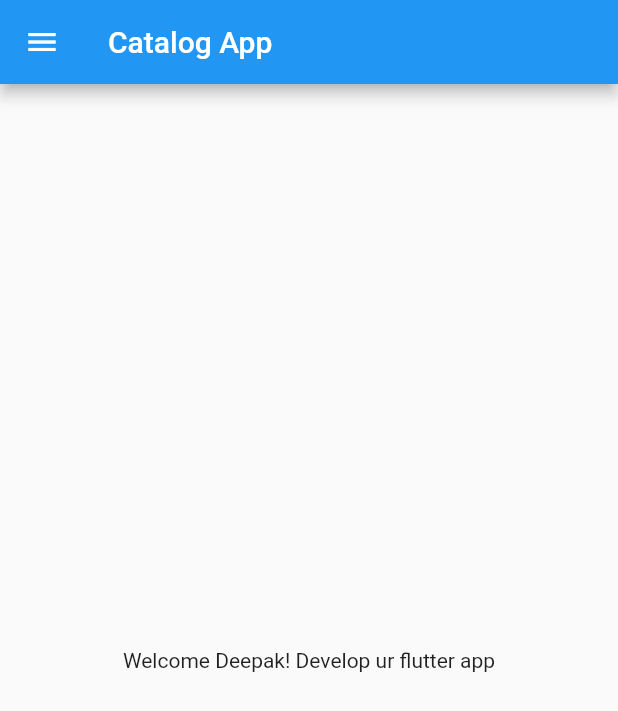
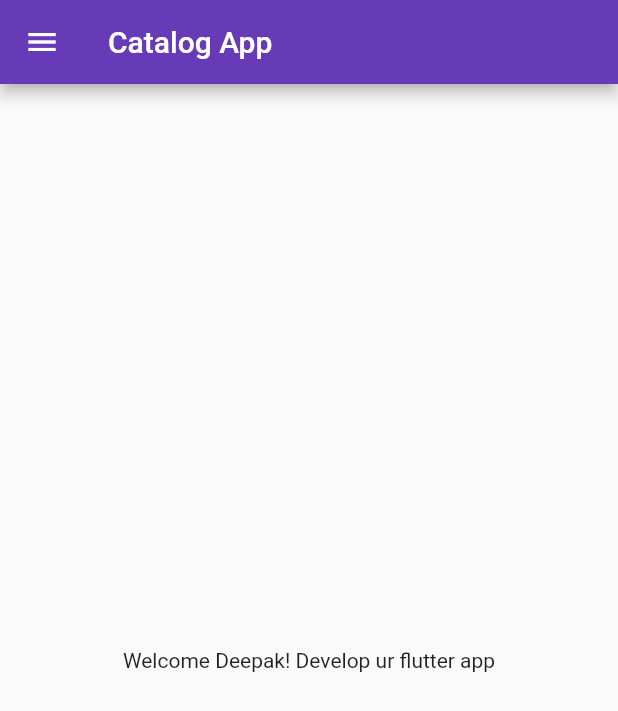
Before and after one commit to Deepakgarg2309/Catalog_app, a Flutter app: the screen it shows after launch, on a phone screen of 412 x 824 dp. Shown: the top 711 px of the screen. Run offline on Flutter 3.47's test engine with Material 2 defaults, Android fonts, the phone set to English and light mode, and no system bars.

Commit message:
Day 3 completed!

```diff
--- a/lib/main.dart
+++ b/lib/main.dart
@@ -1,17 +1,34 @@
+import 'package:catalog_app/login_page.dart';
 import 'package:catalog_app/home_page.dart';
 import 'package:flutter/material.dart';
+
+import 'home_page.dart';
 
 void main(){
   runApp(MyApp());
 }
 
 class MyApp extends StatelessWidget {
-  const MyApp({Key? key}) : super(key: key);
+  //const MyApp({Key? key}) : super(key: key);
 
   @override
   Widget build(BuildContext context) {
     return MaterialApp(
-      home: HomePage(),
+     // home: HomePage(),
+      themeMode: ThemeMode.light,
+      theme: ThemeData(
+        primarySwatch: Colors.deepPurple
+      ),
+      darkTheme: ThemeData(
+        brightness: Brightness.dark,
+      ),
+      initialRoute: "/home",
+      routes: {
+        "/" : (context) => LoginPage(),
+        "/home" : (context) => HomePage(),
+        "/login": (context) => LoginPage(),
+      },
     );
   }
+
 }
```
Also changed, not shown: lib/home_page.dart (+4 -4 lines), lib/login_page.dart (added, +19 -0 lines), 1 other file.
